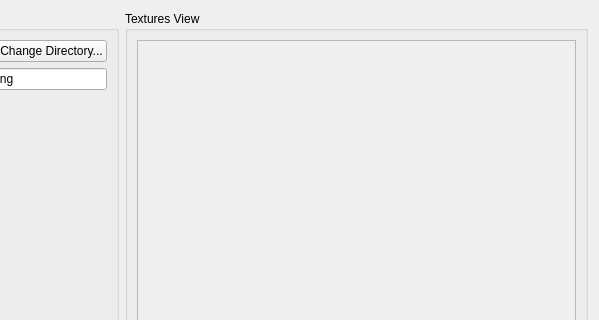
This is ExportAsTexturesDialog.ui in fborse/map-painter-95 as Qt 5 draws it before an edit; both pictures show x 201 to 800 and y 0 to 320 of the 800 by 600 pixel window. The edited form follows.
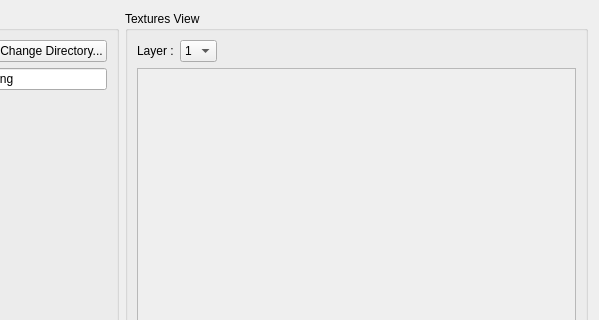
This is the edited form.

Commit message: Created controls for layers when exporting the drawn layers

```diff
--- a/ExportAsTexturesDialog.ui
+++ b/ExportAsTexturesDialog.ui
@@ -80,6 +80,39 @@
         <string>Textures View</string>
        </property>
        <layout class="QVBoxLayout" name="verticalLayout_3">
+        <item>
+         <layout class="QHBoxLayout" name="horizontalLayout_3">
+          <item>
+           <widget class="QLabel" name="currentLayerLabel">
+            <property name="text">
+             <string>Layer :</string>
+            </property>
+           </widget>
+          </item>
+          <item>
+           <widget class="QComboBox" name="currentLayerComboBox">
+            <item>
+             <property name="text">
+              <string>1</string>
+             </property>
+            </item>
+           </widget>
+          </item>
+          <item>
+           <spacer name="horizontalSpacer">
+            <property name="orientation">
+             <enum>Qt::Orientation::Horizontal</enum>
+            </property>
+            <property name="sizeHint" stdset="0">
+             <size>
+              <width>40</width>
+              <height>20</height>
+             </size>
+            </property>
+           </spacer>
+          </item>
+         </layout>
+        </item>
         <item>
          <widget class="QScrollArea" name="scrollArea">
           <property name="widgetResizable">
@@ -94,7 +127,7 @@
              <x>0</x>
              <y>0</y>
              <width>438</width>
-             <height>501</height>
+             <height>467</height>
             </rect>
            </property>
            <layout class="QHBoxLayout" name="horizontalLayout_4">
```
Left out of the diff: 25 changed lines with no effect on the pictures. The commit also changes 1 other file.
